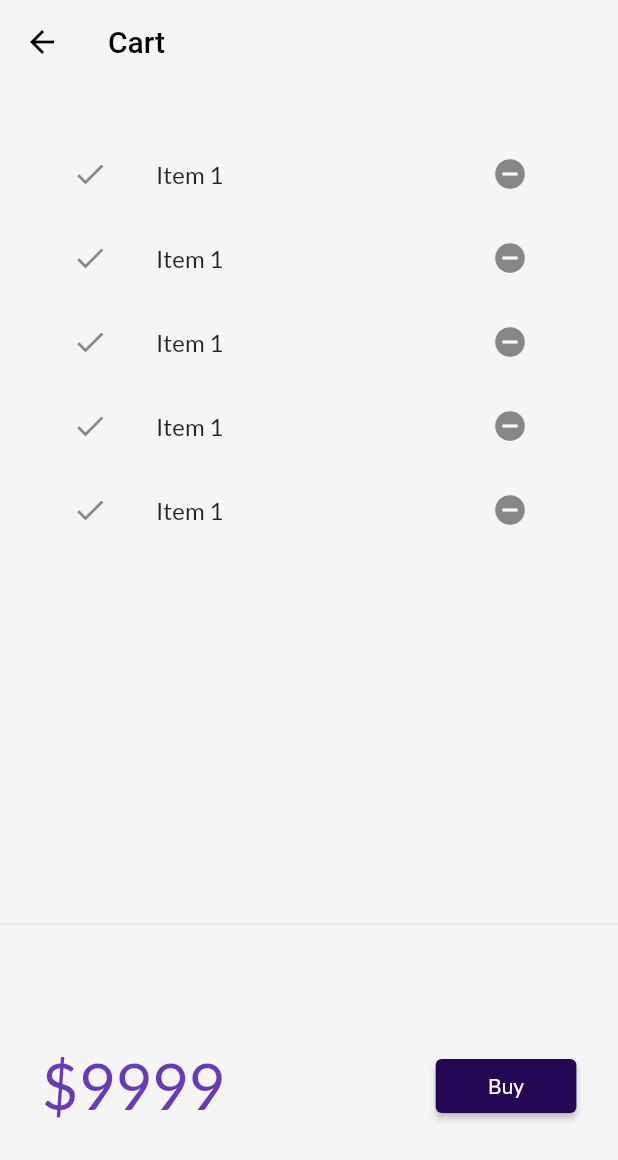
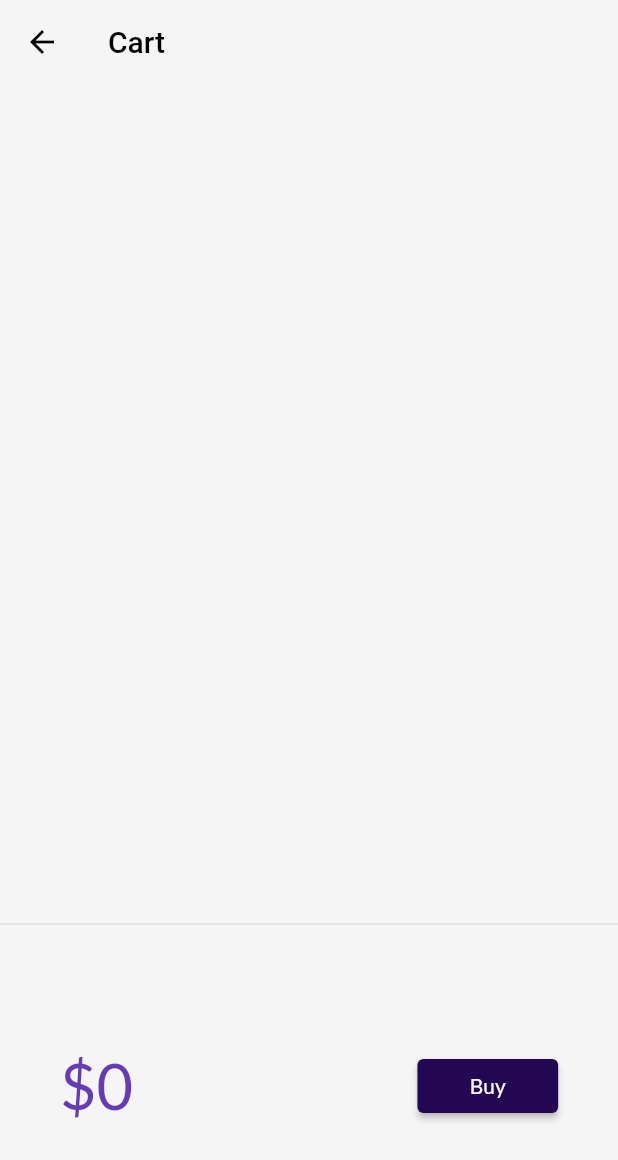
Before and after one commit to 27priyanshu/Catalog_App, a Flutter app: the HomePage screen opened by its route, after a tap on an icon or button, on a phone screen of 412 x 824 dp. Shown: the top 1160 px of the screen. Run offline on Flutter 3.47's test engine with Material 2 defaults, Android fonts, the phone set to English and light mode, and no system bars; our stand-ins replace google_fonts, velocity_x; network calls fail.

Commit message:
day22 completed

```diff
--- a/lib/models/cart.dart
+++ b/lib/models/cart.dart
@@ -1,6 +1,12 @@
 import 'package:flutter_catalog/models/catalog.dart';
 
 class CartModel {
+  static final cartModel = CartModel._internal();
+
+  CartModel._internal();
+
+  factory CartModel() => cartModel;
+
   //catalog field
   late CatalogModel _catalog;
 
--- a/lib/models/catalog.dart
+++ b/lib/models/catalog.dart
@@ -20,6 +20,12 @@ class CatalogModel {
     Item(6, "Nothing phone", "Android", 490, "#00ac51",
         "https://encrypted-tbn3.gstatic.com/shopping?q=tbn:ANd9GcRcMUaZ_eALHFYgypM9-nocCqX8tnYVZOpYzO8d72dHIvnak9sXGtQt3SQiFW6A7psLtxbixpMVhRRhNWhO9dZjwDLwpzvYnLi97fqiyN1JdW4U35hkaAG_sA")
   ];
+
+  static final catModel = CatalogModel._internal();
+
+  CatalogModel._internal();
+
+  factory CatalogModel() => catModel;
 
   //Get item with id
   Item getbyId(int id) =>
--- a/lib/pages/cart_page.dart
+++ b/lib/pages/cart_page.dart
@@ -1,4 +1,5 @@
 import 'package:flutter/material.dart';
+import 'package:flutter_catalog/models/cart.dart';
 import 'package:flutter_catalog/utils/themes.dart';
 import 'package:velocity_x/velocity_x.dart';
 
@@ -23,10 +24,15 @@ class _cartTotal extends StatelessWidget {
 
   @override
   Widget build(BuildContext context) {
+    final _cart = CartModel();
     return SizedBox(
       height: 200,
       child: Row(mainAxisAlignment: MainAxisAlignment.spaceAround, children: [
-        "\$9999".text.xl5.color(context.theme.accentColor).make(),
+        "\$${_cart.totalPrice}"
+            .text
+            .xl5
+            .color(context.theme.accentColor)
+            .make(),
         30.widthBox,
         ElevatedButton(
             onPressed: () {
@@ -51,16 +57,17 @@ class _CartList extends StatefulWidget {
 
 class _CartListState extends State<_CartList> {
   @override
+  final _cart = CartModel();
   Widget build(BuildContext context) {
     return ListView.builder(
-        itemCount: 5,
+        itemCount: _cart.items.length,
         itemBuilder: (context, index) => ListTile(
               leading: Icon(Icons.done),
               trailing: IconButton(
                 icon: Icon(Icons.remove_circle),
                 onPressed: () {},
               ),
-              title: "Item 1".text.make(),
+              title: _cart.items[index].name.text.make(),
             ));
   }
 }
--- a/lib/widgets/home_widgets/catalog_list.dart
+++ b/lib/widgets/home_widgets/catalog_list.dart
@@ -1,4 +1,5 @@
 import 'package:flutter/material.dart';
+import 'package:flutter_catalog/models/cart.dart';
 import 'package:flutter_catalog/pages/home_detail_page.dart';
 import 'package:velocity_x/velocity_x.dart';
 
@@ -59,19 +60,45 @@ class CatalogItem extends StatelessWidget {
                   buttonPadding: EdgeInsets.zero,
                   children: [
                     "\$${catalog.price}".text.bold.xl.make(),
-                    ElevatedButton(
-                        onPressed: () {},
-                        style: ButtonStyle(
-                            backgroundColor: MaterialStateProperty.all(
-                                MyTheme.darkBluishColor),
-                            shape: MaterialStateProperty.all(StadiumBorder())),
-                        child: "Add to cart".text.make())
+                    _AddToCart(catalog: catalog)
                   ],
                 ).pOnly(right: 8.0)
               ]),
         )
       ],
     )).white.roundedLg.square(150).make().py16();
+  }
+}
+
+class _AddToCart extends StatefulWidget {
+  final Item catalog;
+  const _AddToCart({
+    Key? key,
+    required this.catalog,
+  }) : super(key: key);
+
+  @override
+  State<_AddToCart> createState() => _AddToCartState();
+}
+
+class _AddToCartState extends State<_AddToCart> {
+  bool isAdded = false;
+
+  @override
+  Widget build(BuildContext context) {
+    return ElevatedButton(
+        onPressed: () {
+          isAdded = isAdded.toggle();
+          final _catalog = CatalogModel();
+          final _cart = CartModel();
+          _cart.catalog = _catalog;
+          _cart.add(widget.catalog);
+          setState(() {});
+        },
+        style: ButtonStyle(
+            backgroundColor: MaterialStateProperty.all(MyTheme.darkBluishColor),
+            shape: MaterialStateProperty.all(StadiumBorder())),
+        child: isAdded ? Icon(Icons.done) : "Add to cart".text.make());
   }
 }
 
```
